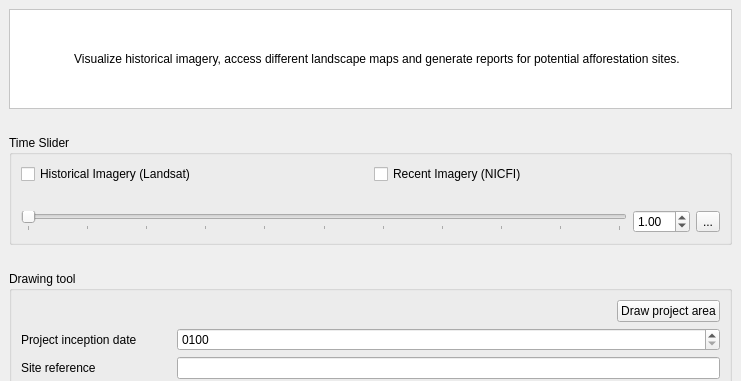
First picture: the form in src/qgis_gea_plugin/ui/main_dockwidget.ui, repository ketankartoza/qgis-gea-plugin, before the edit; both pictures show x 0 to 741 and y 0 to 381 of the 741 by 716 pixel window.
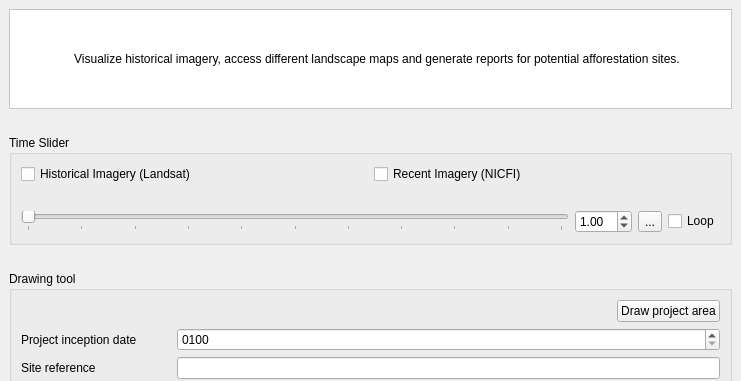
Second picture: the form after the edit. Icons and pictures are not drawn. Custom widgets are drawn as their Qt base class.

Commit message: handle historical and nicfi checkbox behaviour

Diff of the .ui file:
```diff
--- a/src/qgis_gea_plugin/ui/main_dockwidget.ui
+++ b/src/qgis_gea_plugin/ui/main_dockwidget.ui
@@ -179,6 +179,16 @@
            </property>
           </widget>
          </item>
+         <item>
+          <widget class="QCheckBox" name="loop_box">
+           <property name="toolTip">
+            <string>Enable a loop when playing animation</string>
+           </property>
+           <property name="text">
+            <string>Loop</string>
+           </property>
+          </widget>
+         </item>
         </layout>
        </item>
       </layout>
```
The commit also changes 2 other files.
